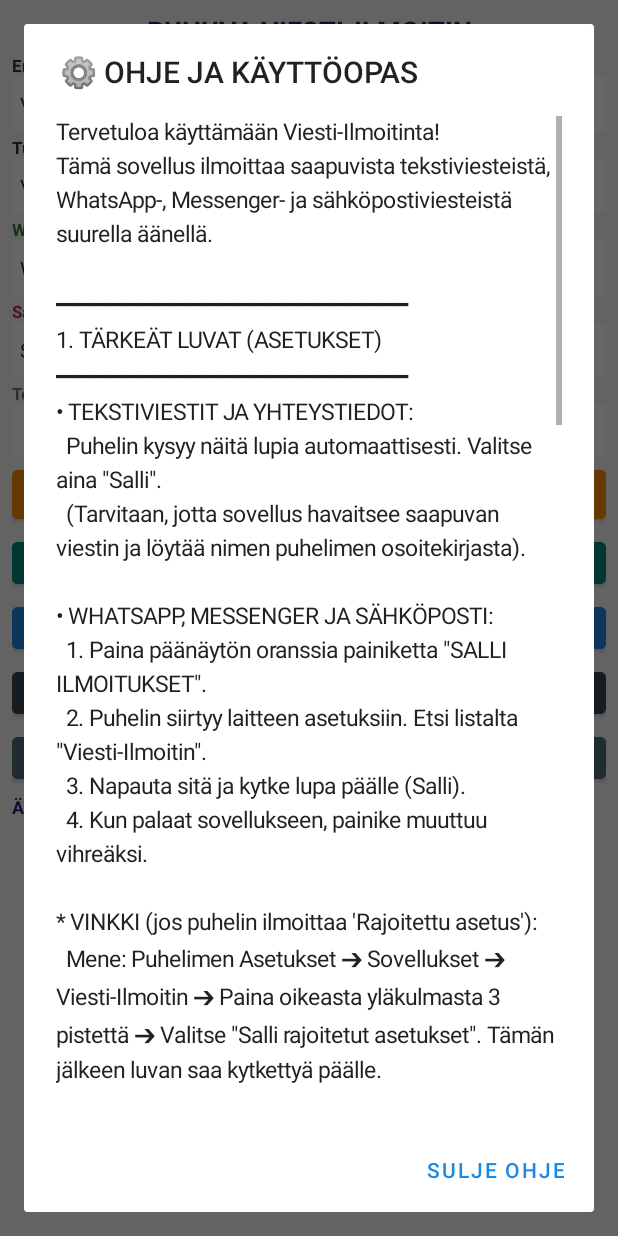
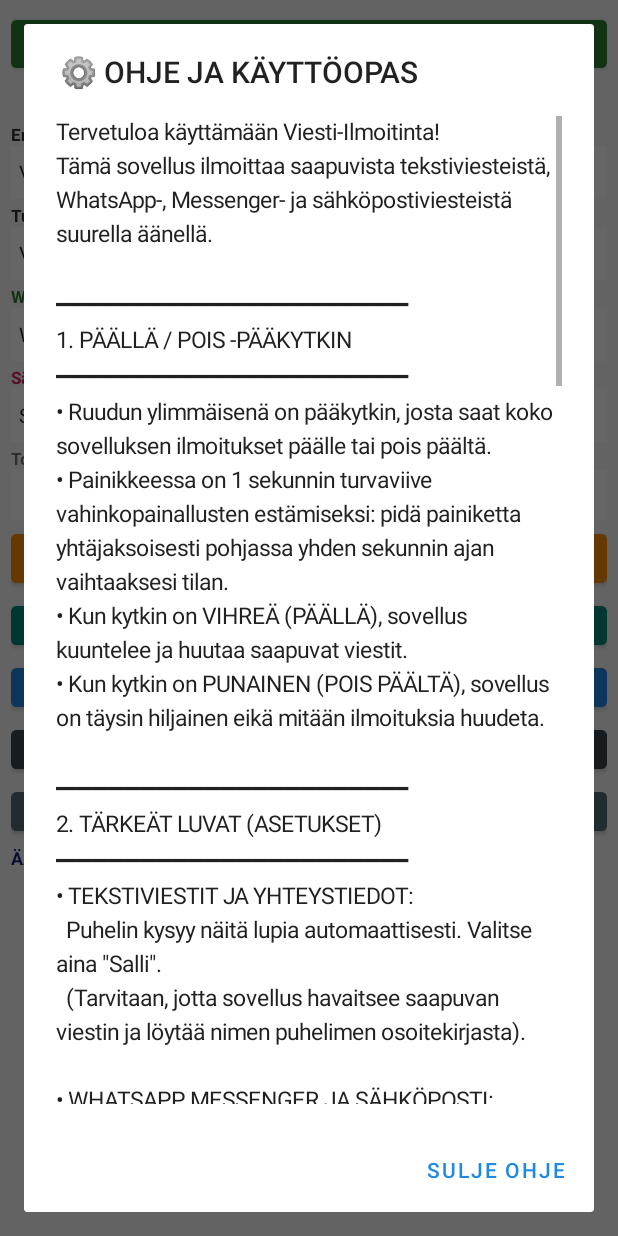
Before and after one commit to juhaniuusivuori-code/ViestiIlmoitin, an Android app: the screen it shows after launch (MainActivity), after a tap on "⚙️ O H J E", on a phone screen of 412 x 824 dp. Run offline under Robolectric (Android 15) with nearby library versions, the phone set to English and light mode, and no system bars.

Commit message:
Add master ON/OFF switch at the top with 1-second delay and update guide

```diff
--- a/app/src/main/java/com/example/viestiilmoitin/AppNotificationListener.kt
+++ b/app/src/main/java/com/example/viestiilmoitin/AppNotificationListener.kt
@@ -39,6 +39,10 @@ class AppNotificationListener : NotificationListenerService() {
 
         val currentTime = System.currentTimeMillis()
         val prefs = getSharedPreferences("Asetukset", Context.MODE_PRIVATE)
+        val isEnabled = prefs.getBoolean("app_enabled", true)
+        if (!isEnabled) {
+            return
+        }
 
         var kuulutusTeksti: String? = null
         var logiNimi: String? = null
--- a/app/src/main/java/com/example/viestiilmoitin/MainActivity.kt
+++ b/app/src/main/java/com/example/viestiilmoitin/MainActivity.kt
@@ -1,13 +1,19 @@
 package com.example.viestiilmoitin
 
 import android.Manifest
+import android.annotation.SuppressLint
 import android.content.Context
 import android.content.Intent
+import android.content.res.ColorStateList
 import android.media.AudioManager
 import android.os.Build
 import android.os.Bundle
+import android.os.Handler
+import android.os.Looper
 import android.provider.Settings
 import android.speech.tts.TextToSpeech
+import android.view.HapticFeedbackConstants
+import android.view.MotionEvent
 import android.widget.*
 import androidx.appcompat.app.AlertDialog
 import androidx.appcompat.app.AppCompatActivity
@@ -17,6 +23,7 @@ import java.util.Locale
 
 class MainActivity : AppCompatActivity(), TextToSpeech.OnInitListener {
 
+    private lateinit var btnMasterSwitch: Button
     private lateinit var editPrefix: EditText
     private lateinit var editSuffix: EditText
     private lateinit var editUnknown: EditText
@@ -32,10 +39,14 @@ class MainActivity : AppCompatActivity(), TextToSpeech.OnInitListener {
     private lateinit var btnLog: Button
     private var tts: TextToSpeech? = null
 
+    private val masterSwitchHandler = Handler(Looper.getMainLooper())
+    private var isMasterSwitchLongPressTriggered = false
+
     override fun onCreate(savedInstanceState: Bundle?) {
         super.onCreate(savedInstanceState)
         setContentView(R.layout.activity_main)
 
+        btnMasterSwitch = findViewById(R.id.btnMasterSwitch)
         editPrefix = findViewById(R.id.editPrefix)
         editSuffix = findViewById(R.id.editSuffix)
         editUnknown = findViewById(R.id.editUnknown)
@@ -52,6 +63,7 @@ class MainActivity : AppCompatActivity(), TextToSpeech.OnInitListener {
 
         tts = TextToSpeech(this, this)
 
+        alustaPaaKytkin()
         pyydaLuvat()
         alustaValikot()
         lataaAsetukset()
@@ -91,6 +103,65 @@ class MainActivity : AppCompatActivity(), TextToSpeech.OnInitListener {
     override fun onResume() {
         super.onResume()
         paivitaIlmoitusLuvanTila()
+        val isEnabled = getSharedPreferences("Asetukset", Context.MODE_PRIVATE).getBoolean("app_enabled", true)
+        paivitaPaaKytkinNakyma(isEnabled)
+    }
+
+    @SuppressLint("ClickableViewAccessibility")
+    private fun alustaPaaKytkin() {
+        val prefs = getSharedPreferences("Asetukset", Context.MODE_PRIVATE)
+        var isEnabled = prefs.getBoolean("app_enabled", true)
+        paivitaPaaKytkinNakyma(isEnabled)
+
+        val toggleRunnable = Runnable {
+            isMasterSwitchLongPressTriggered = true
+            isEnabled = !isEnabled
+            prefs.edit().putBoolean("app_enabled", isEnabled).apply()
+            paivitaPaaKytkinNakyma(isEnabled)
+
+            btnMasterSwitch.performHapticFeedback(HapticFeedbackConstants.LONG_PRESS)
+
+            if (isEnabled) {
+                Toast.makeText(this, "Sovellus kytketty PÄÄLLE!", Toast.LENGTH_SHORT).show()
+            } else {
+                val stopIntent = Intent(this, AlertService::class.java).apply {
+                    action = "STOP"
+                }
+                startService(stopIntent)
+                Toast.makeText(this, "Sovellus kytketty POIS PÄÄLTÄ!", Toast.LENGTH_SHORT).show()
+            }
+        }
+
+        btnMasterSwitch.setOnTouchListener { _, event ->
+            when (event.action) {
+                MotionEvent.ACTION_DOWN -> {
+                    isMasterSwitchLongPressTriggered = false
+                    btnMasterSwitch.text = "⏳  Pidetään pohjassa... (1 s)"
+                    btnMasterSwitch.backgroundTintList = ColorStateList.valueOf(android.graphics.Color.parseColor("#E65100"))
+                    masterSwitchHandler.postDelayed(toggleRunnable, 1000)
+                    true
+                }
+                MotionEvent.ACTION_UP, MotionEvent.ACTION_CANCEL -> {
+                    masterSwitchHandler.removeCallbacks(toggleRunnable)
+                    paivitaPaaKytkinNakyma(isEnabled)
+                    if (!isMasterSwitchLongPressTriggered && event.action == MotionEvent.ACTION_UP) {
+                        Toast.makeText(this, "Pidä nappia pohjassa 1 sekunti vaihtaaksesi tilan", Toast.LENGTH_SHORT).show()
+                    }
+                    true
+                }
+                else -> false
+            }
+        }
+    }
+
+    private fun paivitaPaaKytkinNakyma(isEnabled: Boolean) {
+        if (isEnabled) {
+            btnMasterSwitch.text = "🟢  SOVELLUS ON PÄÄLLÄ (Pidä 1 s: SAMMUTA)"
+            btnMasterSwitch.backgroundTintList = ColorStateList.valueOf(android.graphics.Color.parseColor("#2E7D32"))
+        } else {
+            btnMasterSwitch.text = "🔴  SOVELLUS ON POIS PÄÄLTÄ (Pidä 1 s: KÄYNNISTÄ)"
+            btnMasterSwitch.backgroundTintList = ColorStateList.valueOf(android.graphics.Color.parseColor("#C62828"))
+        }
     }
 
     private fun paivitaIlmoitusLuvanTila() {
@@ -161,7 +232,15 @@ class MainActivity : AppCompatActivity(), TextToSpeech.OnInitListener {
             Tämä sovellus ilmoittaa saapuvista tekstiviesteistä, WhatsApp-, Messenger- ja sähköpostiviesteistä suurella äänellä.
 
             ━━━━━━━━━━━━━━━━━━━━━━
-            1. TÄRKEÄT LUVAT (ASETUKSET)
+            1. PÄÄLLÄ / POIS -PÄÄKYTKIN
+            ━━━━━━━━━━━━━━━━━━━━━━
+            • Ruudun ylimmäisenä on pääkytkin, josta saat koko sovelluksen ilmoitukset päälle tai pois päältä.
+            • Painikkeessa on 1 sekunnin turvaviive vahinkopainallusten estämiseksi: pidä painiketta yhtäjaksoisesti pohjassa yhden sekunnin ajan vaihtaaksesi tilan.
+            • Kun kytkin on VIHREÄ (PÄÄLLÄ), sovellus kuuntelee ja huutaa saapuvat viestit.
+            • Kun kytkin on PUNAINEN (POIS PÄÄLTÄ), sovellus on täysin hiljainen eikä mitään ilmoituksia huudeta.
+
+            ━━━━━━━━━━━━━━━━━━━━━━
+            2. TÄRKEÄT LUVAT (ASETUKSET)
             ━━━━━━━━━━━━━━━━━━━━━━
             • TEKSTIVIESTIT JA YHTEYSTIEDOT:
               Puhelin kysyy näitä lupia automaattisesti. Valitse aina "Salli".
@@ -177,7 +256,7 @@ class MainActivity : AppCompatActivity(), TextToSpeech.OnInitListener {
               Mene: Puhelimen Asetukset ➔ Sovellukset ➔ Viesti-Ilmoitin ➔ Paina oikeasta yläkulmasta 3 pistettä ➔ Valitse "Salli rajoitetut asetukset". Tämän jälkeen luvan saa kytkettyä päälle.
 
             ━━━━━━━━━━━━━━━━━━━━━━
-            2. VIESTIEN HUUTOLAUSEET JA LÄHETTÄJÄT
+            3. VIESTIEN HUUTOLAUSEET JA LÄHETTÄJÄT
             ━━━━━━━━━━━━━━━━━━━━━━
             • TEKSTIVIESTI:
               - Ennen nimeä: Esim. "VIESTI TULI "
@@ -193,7 +272,7 @@ class MainActivity : AppCompatActivity(), TextToSpeech.OnInitListener {
               - Sovellus tunnistaa saapuneen sähköpostin ja huutaa lähettäjän nimen (esim. "SÄHKÖPOSTI Matti Meikäläinen").
 
             ━━━━━━━━━━━━━━━━━━━━━━
-            3. TOISTO JA KUITTAUS
+            4. TOISTO JA KUITTAUS
             ━━━━━━━━━━━━━━━━━━━━━━
             • TOISTOKERRAT JA -VÄLI:
               Valitse, kuinka monta kertaa (1-10) ja kuinka usein (1-10 min) ilmoitus toistetaan, jos viestiä ei heti huomata.
@@ -201,20 +280,20 @@ class MainActivity : AppCompatActivity(), TextToSpeech.OnInitListener {
               Viestin toistohälytys kuittaantuu ja sammuu automaattisesti, kun viesti tai sähköposti avataan tai pyyhkäistään pois.
 
             ━━━━━━━━━━━━━━━━━━━━━━
-            4. ÄÄNENVOIMAKKUUDEN SÄÄTÖ
+            5. ÄÄNENVOIMAKKUUDEN SÄÄTÖ
             ━━━━━━━━━━━━━━━━━━━━━━
             • Ruudun alalaidassa olevalla liukusäätimellä voit määrittää äänenvoimakkuuden (10 % – 100 %).
             • Kokeile äänenvoimakkuutta painamalla "KOKEILE ÄÄNTÄ" ja muista tallentaa painamalla "TALLENNA ASETUKSET"!
 
             ━━━━━━━━━━━━━━━━━━━━━━
-            5. VIESTILOKI
+            6. VIESTILOKI
             ━━━━━━━━━━━━━━━━━━━━━━
             • Paina päänäytöltä "LOKI"-painiketta.
             • Lokista näet kaikki viestien lähettäjät, kuinka monta viestiä kukin on lähettänyt yhteensä ja minä päivinä.
             • Lokin voi tyhjentää pitämällä "NOLLAA LOKI" -painiketta pohjassa yhden sekunnin ajan (estää vahinkopainallukset).
 
             ━━━━━━━━━━━━━━━━━━━━━━
-            6. TALLENNUS JA KOKEILU
+            7. TALLENNUS JA KOKEILU
             ━━━━━━━━━━━━━━━━━━━━━━
             • Paina "KOKEILE ÄÄNTÄ" testataksesi ääntä kaiuttimesta.
             • Muutosten jälkeen muista aina painaa "TALLENNA ASETUKSET"!
--- a/app/src/main/res/layout/activity_main.xml
+++ b/app/src/main/res/layout/activity_main.xml
@@ -3,14 +3,26 @@
     android:layout_width="match_parent"
     android:layout_height="match_parent"
     android:orientation="vertical"
-    android:padding="8dp"
+    android:padding="7dp"
     android:background="#F8F9FA">
+
+    <!-- 0. PÄÄLLÄ / POIS -PÄÄKYTKIN YLIMMÄISEKSI (1 s viive vahinkopainalluksia vastaan) -->
+    <Button
+        android:id="@+id/btnMasterSwitch"
+        android:layout_width="match_parent"
+        android:layout_height="44dp"
+        android:text="🟢  SOVELLUS ON PÄÄLLÄ (Pidä 1 s: SAMMUTA)"
+        android:textSize="13sp"
+        android:textStyle="bold"
+        android:textColor="#FFFFFF"
+        android:backgroundTint="#2E7D32"
+        android:layout_marginBottom="3dp" />
 
     <TextView
         android:layout_width="match_parent"
         android:layout_height="wrap_content"
         android:text="PUHUVA VIESTI-ILMOITIN"
-        android:textSize="18sp"
+        android:textSize="17sp"
         android:textStyle="bold"
         android:gravity="center"
         android:textColor="#1A237E"
@@ -39,7 +51,7 @@
             <EditText
                 android:id="@+id/editPrefix"
                 android:layout_width="match_parent"
-                android:layout_height="36dp"
+                android:layout_height="35dp"
                 android:background="#FFFFFF"
                 android:padding="5dp"
                 android:hint="VIESTI TULI "
@@ -65,7 +77,7 @@
             <EditText
                 android:id="@+id/editSuffix"
                 android:layout_width="match_parent"
-                android:layout_height="36dp"
+                android:layout_height="35dp"
                 android:background="#FFFFFF"
                 android:padding="5dp"
                 android:hint="(valinnainen)"
@@ -88,7 +100,7 @@
     <EditText
         android:id="@+id/editUnknown"
         android:layout_width="match_parent"
-        android:layout_height="36dp"
+        android:layout_height="35dp"
         android:background="#FFFFFF"
         android:padding="5dp"
         android:hint="VIESTI NUMEROSTA "
@@ -121,7 +133,7 @@
             <EditText
                 android:id="@+id/editWhatsApp"
                 android:layout_width="match_parent"
-                android:layout_height="36dp"
+                android:layout_height="35dp"
                 android:background="#FFFFFF"
                 android:padding="5dp"
                 android:hint="WHATSUP VIESTI"
@@ -147,7 +159,7 @@
             <EditText
                 android:id="@+id/editMessenger"
                 android:layout_width="match_parent"
-                android:layout_height="36dp"
+                android:layout_height="35dp"
                 android:background="#FFFFFF"
                 android:padding="5dp"
                 android:hint="MESSENGER VIESTI"
@@ -170,7 +182,7 @@
     <EditText
         android:id="@+id/editEmail"
         android:layout_width="match_parent"
-        android:layout_height="36dp"
+        android:layout_height="35dp"
         android:background="#FFFFFF"
         android:padding="5dp"
         android:hint="SÄHKÖPOSTI"
@@ -202,7 +214,7 @@
             <Spinner
                 android:id="@+id/spinnerRepeats"
                 android:layout_width="match_parent"
-                android:layout_height="34dp"
+                android:layout_height="33dp"
                 android:background="#FFFFFF" />
         </LinearLayout>
 
@@ -221,7 +233,7 @@
             <Spinner
                 android:id="@+id/spinnerInterval"
                 android:layout_width="match_parent"
-                android:layout_height="34dp"
+                android:layout_height="33dp"
                 android:background="#FFFFFF" />
         </LinearLayout>
     </LinearLayout>
@@ -231,7 +243,7 @@
         android:id="@+id/btnNotificationPermission"
         android:layout_width="match_parent"
         android:layout_height="wrap_content"
-        android:minHeight="38dp"
+        android:minHeight="36dp"
         android:padding="2dp"
         android:text="🔔 SALLI ILMOITUKSET\n(Paina tästä ja valitse: Viesti-Ilmoitin)"
         android:textSize="11sp"
@@ -244,7 +256,7 @@
     <Button
         android:id="@+id/btnTest"
         android:layout_width="match_parent"
-        android:layout_height="40dp"
+        android:layout_height="38dp"
         android:text="🔊   KOKEILE ÄÄNTÄ"
         android:textSize="14sp"
         android:textStyle="bold"
@@ -256,7 +268,7 @@
     <Button
         android:id="@+id/btnSave"
         android:layout_width="match_parent"
-        android:layout_height="40dp"
+        android:layout_height="38dp"
         android:text="💾   TALLENNA ASETUKSET"
         android:textSize="14sp"
         android:textStyle="bold"
@@ -268,9 +280,9 @@
     <Button
         android:id="@+id/btnHelp"
         android:layout_width="match_parent"
-        android:layout_height="40dp"
+        android:layout_height="38dp"
         android:text="⚙️   O H J E"
-        android:textSize="15sp"
+        android:textSize="14sp"
         android:textStyle="bold"
         android:backgroundTint="#37474F"
         android:textColor="#FFFFFF"
@@ -280,13 +292,13 @@
     <Button
         android:id="@+id/btnLog"
         android:layout_width="match_parent"
-        android:layout_height="40dp"
+        android:layout_height="38dp"
         android:text="📋   L O K I"
-        android:textSize="15sp"
+        android:textSize="14sp"
         android:textStyle="bold"
         android:backgroundTint="#546E7A"
         android:textColor="#FFFFFF"
-        android:layout_marginBottom="4dp" />
+        android:layout_marginBottom="3dp" />
 
     <!-- 11. ALIMMAISEKSI: VOLUME liukusäädin lokin alapuolella -->
     <TextView
@@ -302,7 +314,7 @@
     <SeekBar
         android:id="@+id/seekBarVolume"
         android:layout_width="match_parent"
-        android:layout_height="26dp"
+        android:layout_height="24dp"
         android:max="100"
         android:progress="100" />
 
```
Also changed, not shown: app/src/main/java/com/example/viestiilmoitin/AlertService.kt (+16 -2 lines), app/src/main/java/com/example/viestiilmoitin/SmsReceiver.kt (+6 -1 lines).
